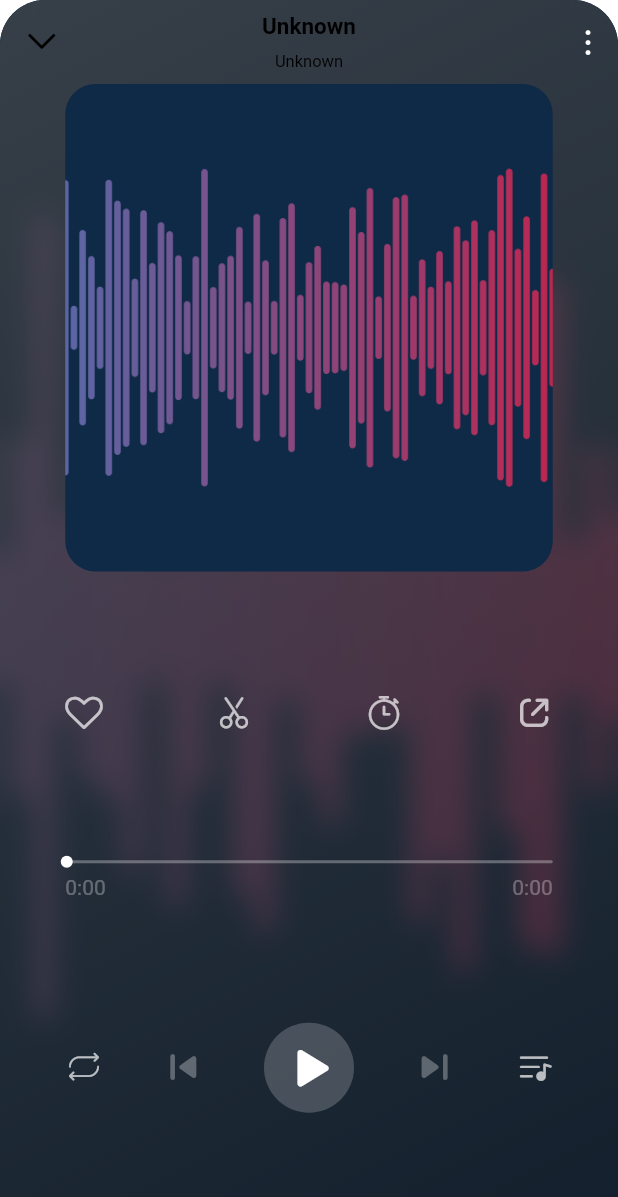
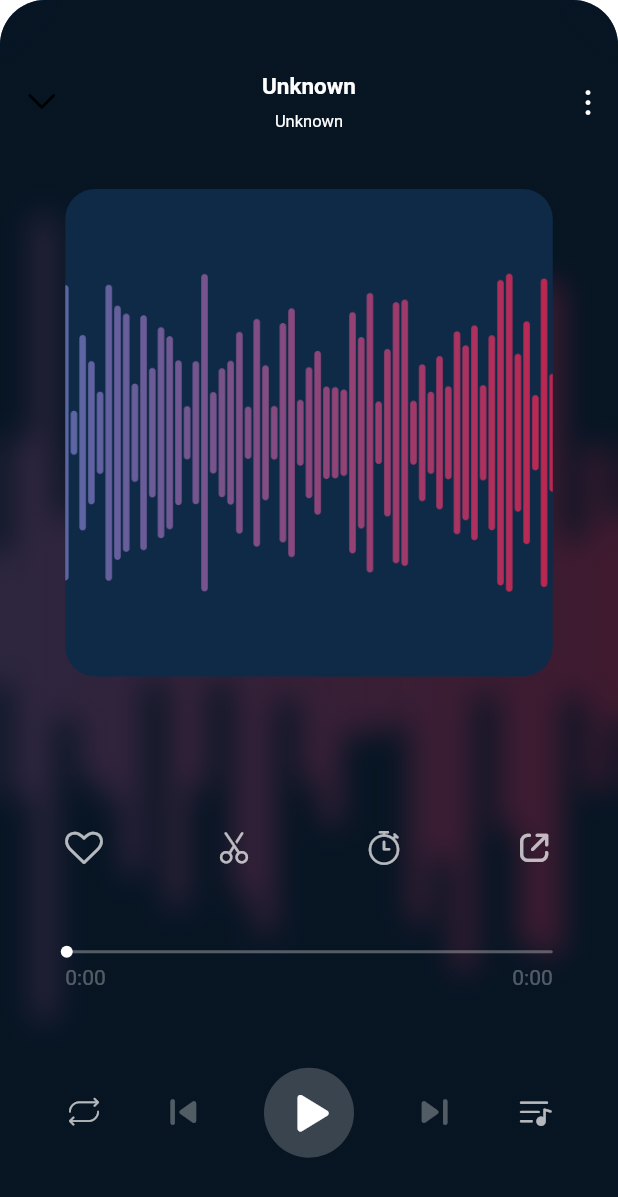
Before and after one commit to ImanGhasemiArani/IGMusic, a Flutter app: the MusicItemPage screen opened directly, on a phone screen of 412 x 824 dp. Shown: the top 1197 px of the screen. Run offline on Flutter 3.47's test engine with Material 2 defaults, Android fonts, the phone set to English and light mode, and no system bars; drawn by our look-alikes of audio_video_progress_bar, glass_kit; our stand-ins replace animated_splash_screen, auto_animated, auto_size_text, google_fonts, just_audio, on_audio_query and 2 more; missing offline and left inert: audio_session, just_audio_web, on_audio_query_web, shared_preferences_web.

Commit message:
editing item page

```diff
--- a/lib/music_item_page.dart
+++ b/lib/music_item_page.dart
@@ -64,8 +64,8 @@ class _MusicItemPageState extends State<MusicItemPage> {
                 width: double.infinity,
                 gradient: LinearGradient(
                   colors: [
-                    Colors.white.withOpacity(0.40),
-                    Colors.white.withOpacity(0.10)
+                    Colors.transparent.withOpacity(0.5),
+                    Colors.transparent.withOpacity(0.5),
                   ],
                   begin: Alignment.topLeft,
                   end: Alignment.bottomRight,
@@ -88,8 +88,10 @@ class _MusicItemPageState extends State<MusicItemPage> {
                 alignment: Alignment.center,
                 margin: const EdgeInsets.fromLTRB(0, 0, 0, 0),
                 padding: const EdgeInsets.fromLTRB(0, 0, 0, 0),
+                child: Padding(
+                  padding: const EdgeInsets.only(top: 40),
                   child: Scaffold(
-                  backgroundColor: Colors.transparent.withOpacity(0.5),
+                    backgroundColor: Colors.transparent,
                     appBar: AppBar(
                       leading: GestureDetector(
                           onTap: () {
@@ -122,7 +124,9 @@ class _MusicItemPageState extends State<MusicItemPage> {
                                 return Text(
                                   value,
                                   style: GoogleFonts.ubuntuMono(
-                                    fontSize: 15, fontWeight: FontWeight.bold),
+                                      fontSize: 15,
+                                      fontWeight: FontWeight.bold,
+                                      color: Colors.white),
                                   overflow: TextOverflow.ellipsis,
                                 );
                               },
@@ -135,7 +139,9 @@ class _MusicItemPageState extends State<MusicItemPage> {
                               return Text(
                                 value,
                                 style: GoogleFonts.ubuntuMono(
-                                  fontSize: 11, fontWeight: FontWeight.normal),
+                                    fontSize: 11,
+                                    fontWeight: FontWeight.normal,
+                                    color: Colors.white),
                                 maxLines: 1,
                                 overflow: TextOverflow.ellipsis,
                               );
@@ -148,7 +154,9 @@ class _MusicItemPageState extends State<MusicItemPage> {
                       mainAxisAlignment: MainAxisAlignment.spaceEvenly,
                       crossAxisAlignment: CrossAxisAlignment.center,
                       children: [
-                      Center(
+                        Padding(
+                          padding: const EdgeInsets.only(top: 30, bottom: 50),
+                          child: Center(
                             child: Container(
                               decoration: BoxDecoration(
                                 borderRadius: BorderRadius.circular(20),
@@ -156,16 +164,17 @@ class _MusicItemPageState extends State<MusicItemPage> {
                               child: ClipRRect(
                                   borderRadius: BorderRadius.circular(20),
                                   child: ValueListenableBuilder<Uint8List?>(
-                                valueListenable:
-                                    AudioManager().currentSongArtworkNotifier,
+                                    valueListenable: AudioManager()
+                                        .currentSongArtworkNotifier,
                                     builder: (_, value, __) {
                                       return getArtwork(value);
                                     },
                                   )),
                             ),
                           ),
+                        ),
                         Expanded(
-                        child: Container(
+                          child: SizedBox(
                             width: 325,
                             child: Column(
                               mainAxisAlignment: MainAxisAlignment.spaceEvenly,
@@ -176,7 +185,8 @@ class _MusicItemPageState extends State<MusicItemPage> {
                                     textDirection: TextDirection.rtl,
                                     mainAxisAlignment:
                                         MainAxisAlignment.spaceBetween,
-                                  crossAxisAlignment: CrossAxisAlignment.center,
+                                    crossAxisAlignment:
+                                        CrossAxisAlignment.center,
                                     children: [
                                       Icon(
                                         MyIcons.share_2,
@@ -211,7 +221,8 @@ class _MusicItemPageState extends State<MusicItemPage> {
                                       buffered: value.buffered,
                                       timeLabelTextStyle: TextStyle(
                                           color: Colors.white.withOpacity(0.3)),
-                                    baseBarColor: Colors.white.withOpacity(0.3),
+                                      baseBarColor:
+                                          Colors.white.withOpacity(0.3),
                                       bufferedBarColor:
                                           Colors.white.withOpacity(0),
                                       progressBarColor:
@@ -232,7 +243,8 @@ class _MusicItemPageState extends State<MusicItemPage> {
                                     textDirection: TextDirection.rtl,
                                     mainAxisAlignment:
                                         MainAxisAlignment.spaceBetween,
-                                  crossAxisAlignment: CrossAxisAlignment.center,
+                                    crossAxisAlignment:
+                                        CrossAxisAlignment.center,
                                     children: [
                                       Icon(
                                         MyIcons.queue_list,
@@ -251,6 +263,7 @@ class _MusicItemPageState extends State<MusicItemPage> {
                           ),
                         ),
                       ],
+                    ),
                   ),
                 )),
           ],
```
Lines whose indentation alone changed are shown as unchanged.
